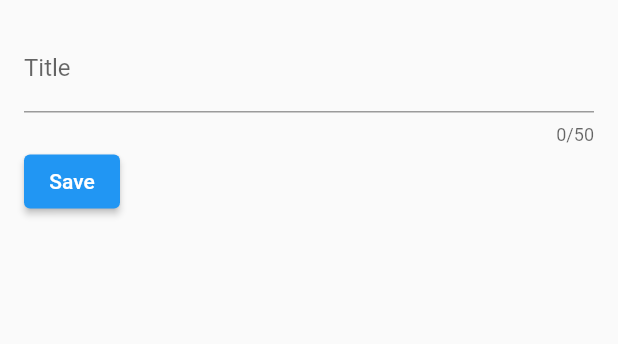
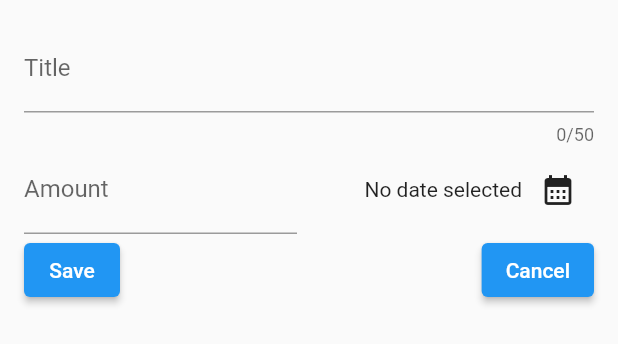
Before and after one commit to bigbagas/expense_tracker, a Flutter app: the NewExpense widget shown alone on an empty page, opened directly, on a phone screen of 412 x 824 dp. Shown: the top 344 px of the screen. Run offline on Flutter 3.47's test engine with Material 2 defaults, Android fonts, the phone set to English and light mode, and no system bars.

Commit message:
add date picker

```diff
--- a/lib/widgets/new_expense.dart
+++ b/lib/widgets/new_expense.dart
@@ -1,3 +1,4 @@
+import 'package:expense_tracker/models/expense.dart';
 import 'package:flutter/material.dart';
 
 class NewExpense extends StatefulWidget {
@@ -15,6 +16,26 @@ class _NewExpenseState extends State<NewExpense> {
   // }
 
   final _titleController = TextEditingController();
+  final _amountController = TextEditingController();
+  DateTime? _selectedDate;
+
+  void _presentDatePicker() async {
+    final now = DateTime.now();
+    final firstDate = DateTime(now.year - 1, now.month, now.day);
+
+    final pickedDate = await showDatePicker(
+      context: context,
+      initialDate: now,
+      firstDate: firstDate,
+      lastDate: now,
+    );
+
+    print(pickedDate);
+
+    setState(() {
+      _selectedDate = pickedDate;
+    });
+  }
 
   @override
   void dispose() {
@@ -37,11 +58,59 @@ class _NewExpenseState extends State<NewExpense> {
           ),
           Row(
             children: [
+              Expanded(
+                child: TextField(
+                  controller: _amountController,
+                  keyboardType: TextInputType.number,
+                  decoration: const InputDecoration(
+                    prefixText: '\$ ',
+                    label: Text('Amount'),
+                  ),
+                ),
+              ),
+              const SizedBox(
+                width: 16,
+              ),
+              Expanded(
+                child: Row(
+                  mainAxisAlignment: MainAxisAlignment.end,
+                  crossAxisAlignment: CrossAxisAlignment.center,
+                  children: [
+                    Text(
+                      _selectedDate == null
+                          ? 'No date selected'
+                          : formatter.format(_selectedDate!),
+                    ),
+                    IconButton(
+                        onPressed: _presentDatePicker,
+                        icon: const Icon(Icons.calendar_month))
+                  ],
+                ),
+              ),
+            ],
+          ),
+          Row(
+            children: [
               ElevatedButton(
                 onPressed: () {
                   print(_titleController.text);
+                  print(_amountController.text);
                 },
                 child: const Text('Save'),
+              ),
+              Spacer(),
+              ElevatedButton(
+                onPressed: () {
+                  print('Before =' + _titleController.text);
+                  _titleController.clear();
+                  _amountController.clear();
+                  _selectedDate = null;
+
+                  print('Clear =' + _titleController.text);
+                  // _titleController.dispose();
+                  print('After =' + _titleController.text);
+                },
+                child: const Text('Cancel'),
               ),
             ],
           ),
```
